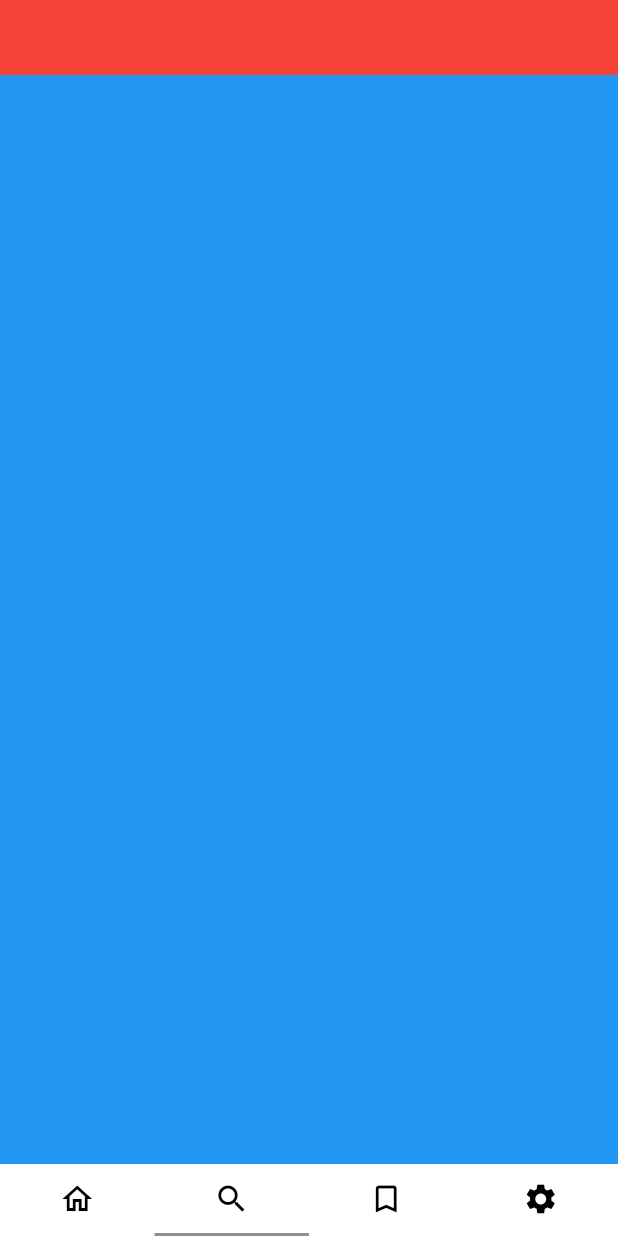
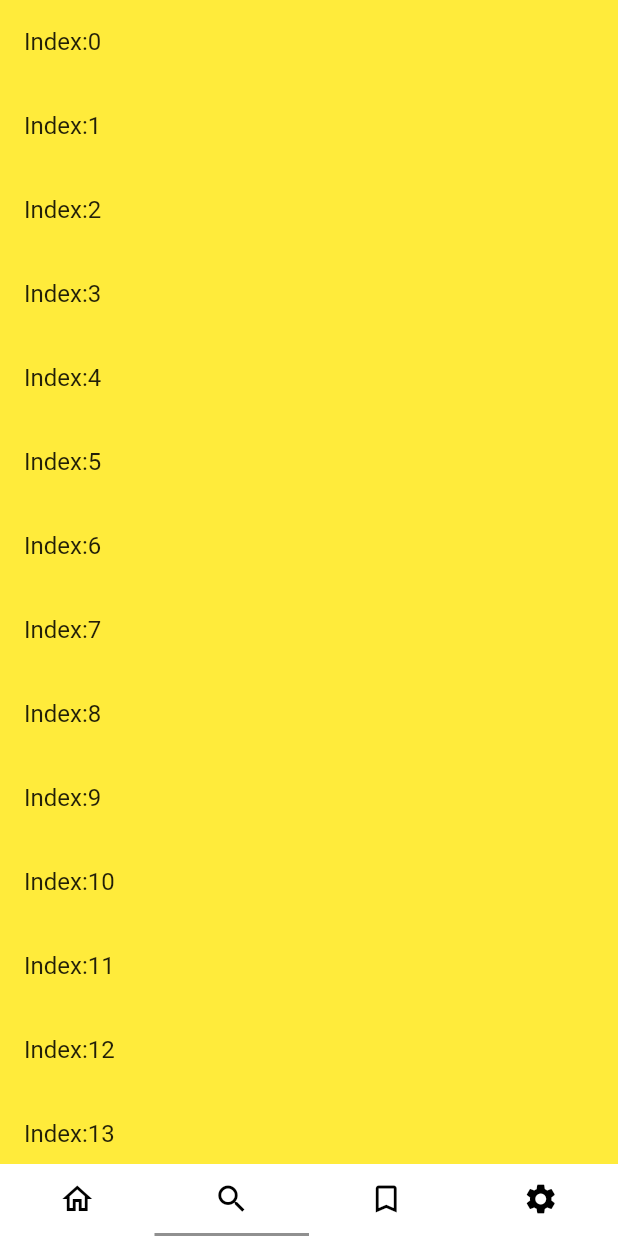
Before and after one commit to NodirbekRasuljonov/NewsReader, a Flutter app: the screen it shows after launch, item 2 of the bottom bar chosen, on a phone screen of 412 x 824 dp. Run offline on Flutter 3.47's test engine with Material 2 defaults, Android fonts, the phone set to English and light mode, and no system bars; our stand-ins replace cached_network_image, dio, flutter_svg.

Commit message:
pagestorage added

```diff
--- a/lib/core/constants/colorconstants.dart
+++ b/lib/core/constants/colorconstants.dart
@@ -33,3 +33,7 @@ class NewsPageColor {
   static Color textcolor = Colors.white;
   static Color textcolor2 = Colors.black;
 }
+
+class SearchPageColor {
+  static Color containercolor = Color.fromARGB(255, 240, 231, 231);
+}
--- a/lib/screens/pages/home_page.dart
+++ b/lib/screens/pages/home_page.dart
@@ -19,6 +19,8 @@ class MyHomePage extends StatefulWidget {
 class _MyHomePageState extends State<MyHomePage> with TickerProviderStateMixin {
   TabController? _tabController;
 
+  final PageStorageBucket _bucket = PageStorageBucket();
+
   @override
   void initState() {
     // TODO: implement initState
@@ -32,18 +34,22 @@ class _MyHomePageState extends State<MyHomePage> with TickerProviderStateMixin {
       body: SafeArea(
           child: Container(
         color: Colors.red,
+        child: PageStorage(
+          bucket: _bucket,
           child: TabBarView(
             controller: _tabController,
             children: [
               NewsPage(),
               SearchPage(),
               Container(
+                key: PageStorageKey('book'),
                 height: MediaQuery.of(context).size.height * 0.2,
                 width: MediaQuery.of(context).size.height,
                 color: Colors.red,
               ),
               SettingsPage()
             ],
+          ),
         ),
       )),
       bottomNavigationBar: TabBar(
--- a/lib/screens/tabbars/newspage.dart
+++ b/lib/screens/tabbars/newspage.dart
@@ -31,6 +31,7 @@ class _NewsPageState extends State<NewsPage> with TickerProviderStateMixin {
   @override
   Widget build(BuildContext context) {
     return Container(
+      key: PageStorageKey('home'),
       child: Column(
         children: [
           Container(
--- a/lib/screens/tabbars/searchpage.dart
+++ b/lib/screens/tabbars/searchpage.dart
@@ -1,4 +1,5 @@
 import 'package:flutter/material.dart';
+import 'package:newsreader/core/constants/colorconstants.dart';
 import 'package:newsreader/core/constants/myradius.dart';
 
 class SearchPage extends StatefulWidget {
@@ -11,22 +12,41 @@ class SearchPage extends StatefulWidget {
 class _SearchPageState extends State<SearchPage> {
   @override
   Widget build(BuildContext context) {
-    return Container(
-      child: Column(
-        children: [
-          Container(
-            margin: EdgeInsets.symmetric(horizontal: 20.0),
-            decoration: BoxDecoration(
-                color: Colors.red,
-                borderRadius: BorderRadius.circular(MyRadius.medium)),
-            height: 50.0,
-            width: double.infinity,
-          ),
-          Expanded(
-              child: Container(
-            color: Colors.blue,
-          ))
-        ],
+    return Scaffold(
+      body: Container(
+        key: PageStorageKey('search'),
+        height: MediaQuery.of(context).size.height,
+        width: double.infinity,
+        color: Colors.yellow,
+        // child: Column(
+        //   children: [
+        //     Container(
+        //       height: 50.0,
+        //       margin: const EdgeInsets.all(5.0),
+        //       width: 360.0,
+        //       decoration: BoxDecoration(
+        //           borderRadius: BorderRadius.circular(MyRadius.medium),
+        //           color: SearchPageColor.containercolor),
+        //       // child: Row(children: [
+        //       //   Padding(
+        //       //     padding: const EdgeInsets.symmetric(horizontal: 5.0),
+        //       //     child: IconButton(
+        //       //         onPressed: () {}, icon: Icon(Icons.chevron_left)),
+        //       //   )
+        //       // ]),
+
+        //       ),
+        //     )
+        //   ],
+        // )
+        child: ListView.builder(
+          itemBuilder: (context, index) {
+            return ListTile(
+              title: Text('Index:$index'),
+            );
+          },
+          itemCount: 30,
+        ),
       ),
     );
   }
--- a/lib/screens/tabbars/settings.dart
+++ b/lib/screens/tabbars/settings.dart
@@ -16,6 +16,7 @@ class _SettingsPageState extends State<SettingsPage> {
   @override
   Widget build(BuildContext context) {
     return Container(
+      key: PageStorageKey('settings'),
       color: MyApp.isDarkmode ? ScaffoldColor.dark : ScaffoldColor.ligth,
       height: MediaQuery.of(context).size.height * 0.7,
       width: double.infinity,
```
Lines whose indentation alone changed are shown as unchanged.
